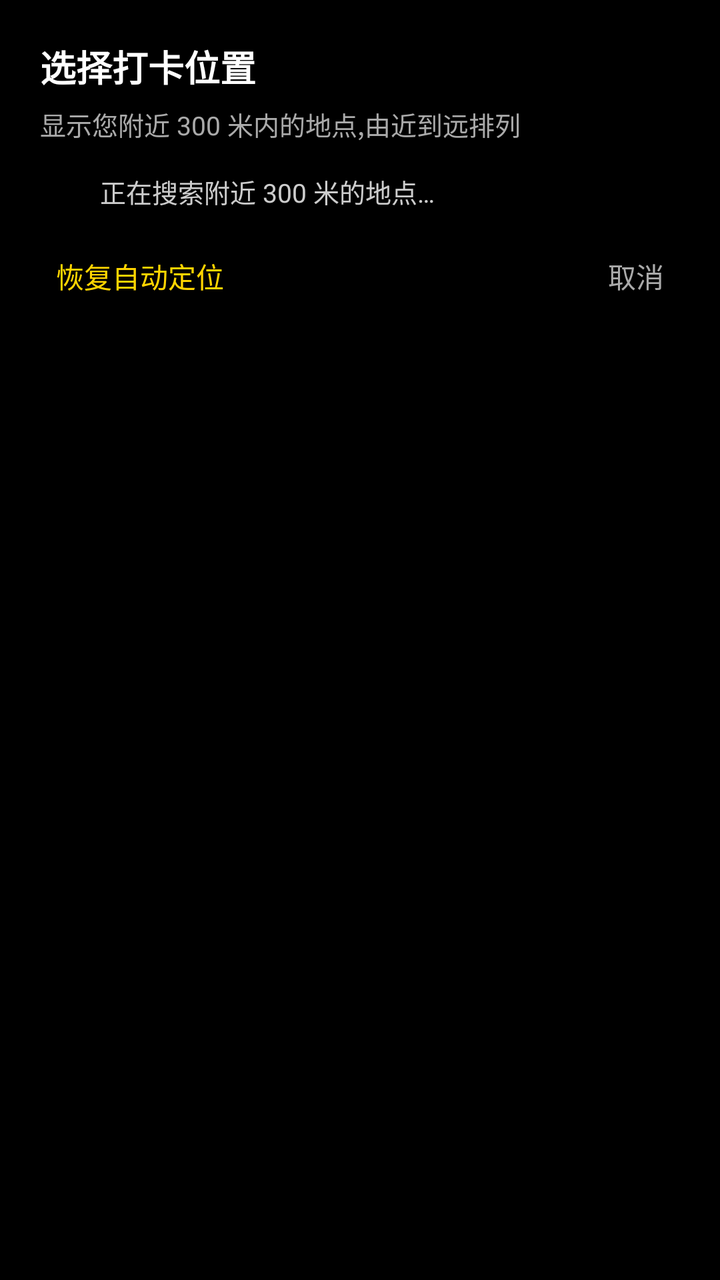
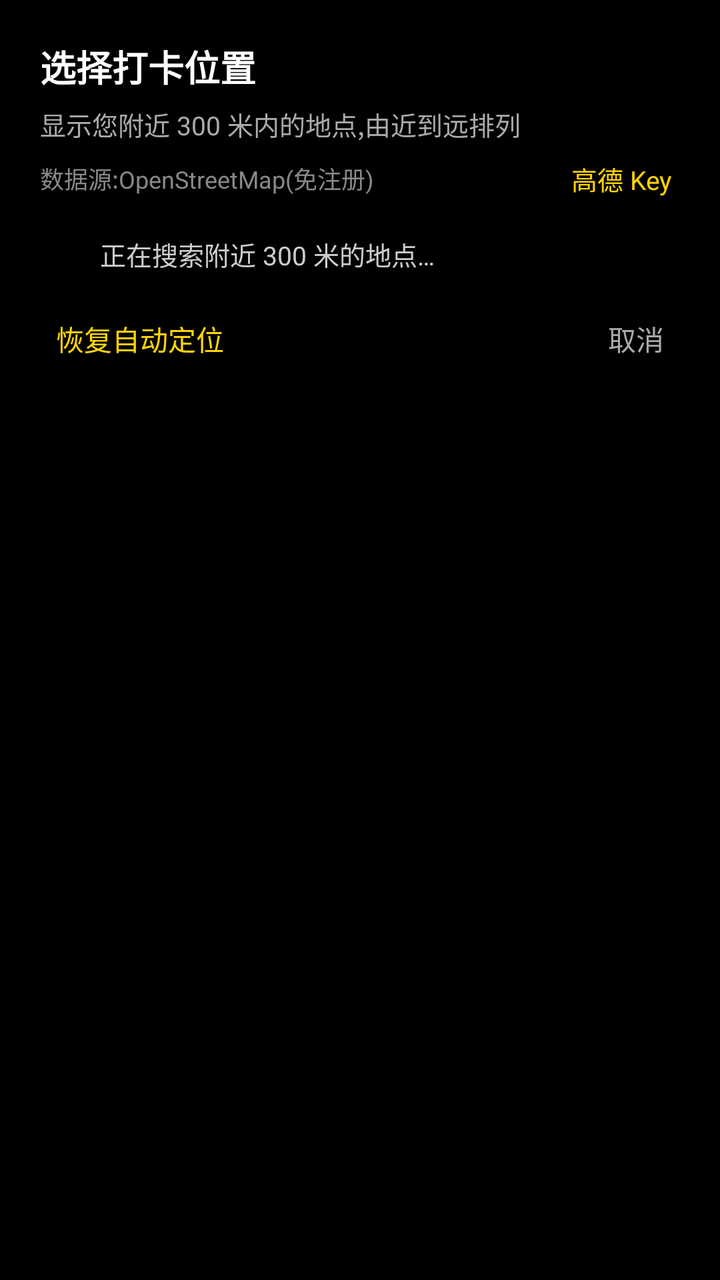

An Android layout rendered at two revisions. The XML below is the earlier revision; the diff shows what the commit changed to produce the second picture.
<!-- AndroidManifest.xml: application theme Theme.DakaCamera -->
<!-- res/layout/dialog_location_picker.xml -->
<?xml version="1.0" encoding="utf-8"?>
<LinearLayout xmlns:android="http://schemas.android.com/apk/res/android"
    android:layout_width="match_parent"
    android:layout_height="wrap_content"
    android:orientation="vertical"
    android:padding="20dp">

    <TextView
        android:layout_width="wrap_content"
        android:layout_height="wrap_content"
        android:text="@string/pick_location_title"
        android:textColor="#FFFFFF"
        android:textSize="18sp"
        android:textStyle="bold" />

    <TextView
        android:layout_width="match_parent"
        android:layout_height="wrap_content"
        android:layout_marginTop="6dp"
        android:text="@string/pick_location_hint"
        android:textColor="#AAAAAA"
        android:textSize="13sp" />

    <LinearLayout
        android:layout_width="match_parent"
        android:layout_height="wrap_content"
        android:layout_marginTop="14dp"
        android:gravity="center_vertical"
        android:orientation="horizontal">

        <ProgressBar
            android:id="@+id/poiProgress"
            android:layout_width="20dp"
            android:layout_height="20dp"
            android:indeterminate="true" />

        <TextView
            android:id="@+id/poiStatus"
            android:layout_width="0dp"
            android:layout_height="wrap_content"
            android:layout_marginStart="10dp"
            android:layout_weight="1"
            android:text="@string/searching_nearby"
            android:textColor="#CCCCCC"
            android:textSize="13sp" />
    </LinearLayout>

    <TextView
        android:id="@+id/poiEmpty"
        android:layout_width="match_parent"
        android:layout_height="wrap_content"
        android:layout_marginTop="18dp"
        android:gravity="center"
        android:lineSpacingExtra="4dp"
        android:text="@string/no_nearby_location"
        android:textColor="#999999"
        android:textSize="14sp"
        android:visibility="gone" />

    <ListView
        android:id="@+id/poiList"
        android:layout_width="match_parent"
        android:layout_height="300dp"
        android:layout_marginTop="10dp"
        android:divider="#22FFFFFF"
        android:dividerHeight="1dp"
        android:visibility="gone" />

    <LinearLayout
        android:layout_width="match_parent"
        android:layout_height="wrap_content"
        android:layout_marginTop="14dp"
        android:orientation="horizontal">

        <TextView
            android:id="@+id/poiReset"
            android:layout_width="wrap_content"
            android:layout_height="wrap_content"
            android:padding="8dp"
            android:text="@string/use_auto_location"
            android:textColor="#FFD400"
            android:textSize="14sp" />

        <TextView
            android:id="@+id/poiRetry"
            android:layout_width="wrap_content"
            android:layout_height="wrap_content"
            android:layout_marginStart="16dp"
            android:padding="8dp"
            android:text="@string/retry"
            android:textColor="#FFD400"
            android:textSize="14sp"
            android:visibility="gone" />

        <View
            android:layout_width="0dp"
            android:layout_height="1dp"
            android:layout_weight="1" />

        <TextView
            android:id="@+id/poiCancel"
            android:layout_width="wrap_content"
            android:layout_height="wrap_content"
            android:padding="8dp"
            android:text="@string/cancel"
            android:textColor="#AAAAAA"
            android:textSize="14sp" />
    </LinearLayout>

</LinearLayout>
<!-- resources referenced by this layout -->
<resources>
  <string name="cancel">取消</string>
  <string name="no_nearby_location">附近 300 米内未找到地点\n可点击「重试」,或使用自动定位</string>
  <string name="pick_location_hint">显示您附近 300 米内的地点,由近到远排列</string>
  <string name="pick_location_title">选择打卡位置</string>
  <string name="retry">重试</string>
  <string name="searching_nearby">正在搜索附近 300 米的地点…</string>
  <string name="use_auto_location">恢复自动定位</string>
  <style name="Theme.DakaCamera" parent="Theme.AppCompat.NoActionBar">
          <item name="android:windowBackground">@android:color/black</item>
          <item name="colorAccent">#FFD400</item>
      </style>
</resources>

<!-- the commit's change to res/layout/dialog_location_picker.xml (unified diff, before → after) -->
@@ -20,6 +20,35 @@
         android:text="@string/pick_location_hint"
         android:textColor="#AAAAAA"
         android:textSize="13sp" />
+
+    <LinearLayout
+        android:layout_width="match_parent"
+        android:layout_height="wrap_content"
+        android:layout_marginTop="4dp"
+        android:gravity="center_vertical"
+        android:orientation="horizontal">
+
+        <TextView
+            android:id="@+id/poiSource"
+            android:layout_width="0dp"
+            android:layout_height="wrap_content"
+            android:layout_weight="1"
+            android:text="@string/data_source_osm"
+            android:textColor="#888888"
+            android:textSize="12sp" />
+
+        <TextView
+            android:id="@+id/poiAmapKey"
+            android:layout_width="wrap_content"
+            android:layout_height="wrap_content"
+            android:paddingStart="10dp"
+            android:paddingTop="4dp"
+            android:paddingEnd="4dp"
+            android:paddingBottom="4dp"
+            android:text="@string/amap_key"
+            android:textColor="#FFD400"
+            android:textSize="13sp" />
+    </LinearLayout>
 
     <LinearLayout
         android:layout_width="match_parent"
<!-- resource entries referenced after the edit -->
@@ -1,6 +1,8 @@
 <!-- resources referenced by this layout -->
 <resources>
+  <string name="amap_key">高德 Key</string>
   <string name="cancel">取消</string>
+  <string name="data_source_osm">数据源:OpenStreetMap(免注册)</string>
   <string name="no_nearby_location">附近 300 米内未找到地点\n可点击「重试」,或使用自动定位</string>
   <string name="pick_location_hint">显示您附近 300 米内的地点,由近到远排列</string>
   <string name="pick_location_title">选择打卡位置</string>
